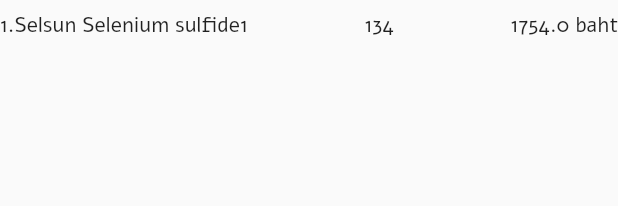
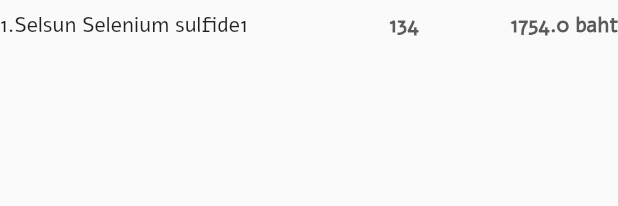
Before and after one commit to CSC234/Memby-application, a Flutter app: the TotalSaleList widget shown alone on an empty page, opened directly, on a phone screen of 412 x 824 dp. Shown: the top 206 px of the screen. Run offline on Flutter 3.47's test engine with Material 2 defaults, Android fonts, the phone set to English and light mode, and no system bars; drawn by our look-alikes of overlay_support; our stand-ins replace bottom_navy_bar, charts_flutter, cloud_firestore, dotted_decoration, firebase_auth, firebase_core and 4 more; missing offline and left inert: flutter_auth_buttons; accounts and stored records are empty; network calls fail.

Commit message:
[FIX] wrong position number and overflow pop Product

```diff
--- a/lib/components/TotalSaleList.dart
+++ b/lib/components/TotalSaleList.dart
@@ -1,4 +1,5 @@
 import 'package:flutter/material.dart';
+import '../constants.dart';
 
 class TotalSaleList extends StatelessWidget {
   final int no;
@@ -11,6 +12,8 @@ class TotalSaleList extends StatelessWidget {
 
   @override
   Widget build(BuildContext context) {
+    double width = MediaQuery.of(context).size.width;
+
     return Container(
       child: Padding(
         padding: const EdgeInsets.symmetric(vertical: 7.0),
@@ -18,8 +21,28 @@ class TotalSaleList extends StatelessWidget {
           mainAxisAlignment: MainAxisAlignment.spaceBetween,
           children: [
             Text("$no." + name),
-            Text("$unit"),
-            Text("$totalSale baht")
+            Container(
+              width: width * (37 / 100),
+              child: Row(
+                mainAxisAlignment: MainAxisAlignment.spaceBetween,
+                children: [
+                  Text(
+                    "$unit",
+                    style: TextStyle(
+                        color: kPrimaryFont,
+                        fontSize: 14,
+                        fontWeight: FontWeight.bold),
+                  ),
+                  Text(
+                    "$totalSale baht",
+                    style: TextStyle(
+                        color: kPrimaryFont,
+                        fontSize: 14,
+                        fontWeight: FontWeight.bold),
+                  ),
+                ],
+              ),
+            ),
           ],
         ),
       ),
--- a/lib/components/popProductList.dart
+++ b/lib/components/popProductList.dart
@@ -95,7 +95,7 @@ class PopProductList extends StatelessWidget {
                                   child:
                                       VerticalDivider(color: Colors.grey[700])),
                               SizedBox(
-                                width: 7.5,
+                                width: 3.7,
                               ),
                               Column(
                                 children: [
--- a/lib/components/viewAll.dart
+++ b/lib/components/viewAll.dart
@@ -417,7 +417,7 @@ class _ViewAllState extends State<ViewAll> {
                                                           Text("Product Name"),
                                                           Container(
                                                             width: width *
-                                                                (38 / 100),
+                                                                (40 / 100),
                                                             child: Row(
                                                               mainAxisAlignment:
                                                                   MainAxisAlignment
```
Also changed, not shown: lib/screens/viewDashboard.dart (+10 -155 lines).
